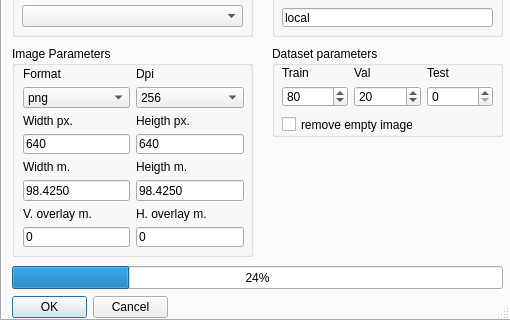
Above: yolo_qgis_dialog_base.ui from santerr80/yolo_qgis before the change; both pictures show x 0 to 510 and y 250 to 570 of the 510 by 570 pixel window. Below: the same form after it.
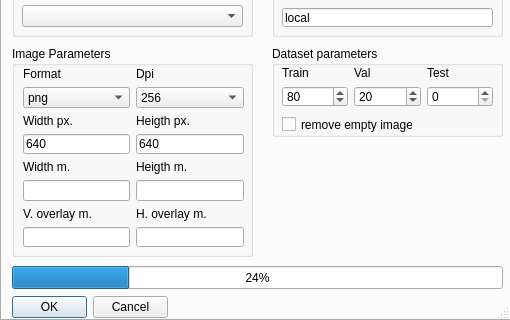
That is the form after the change. Custom widgets are drawn as their Qt base class.

```diff
--- a/yolo_qgis_dialog_base.ui
+++ b/yolo_qgis_dialog_base.ui
@@ -306,14 +306,14 @@
        <item row="7" column="1">
         <widget class="QLineEdit" name="lineEdit_HorizontalOverlay">
          <property name="text">
-          <string>0</string>
+          <string/>
          </property>
         </widget>
        </item>
        <item row="7" column="0">
         <widget class="QLineEdit" name="lineEdit_VerticalOverlay">
          <property name="text">
-          <string>0</string>
+          <string/>
          </property>
         </widget>
        </item>
@@ -327,14 +327,14 @@
        <item row="5" column="0">
         <widget class="QLineEdit" name="lineEdit_WidthMeter">
          <property name="text">
-          <string>98.4250</string>
+          <string/>
          </property>
         </widget>
        </item>
        <item row="5" column="1">
         <widget class="QLineEdit" name="lineEdit_HeigthMeter">
          <property name="text">
-          <string>98.4250</string>
+          <string/>
          </property>
         </widget>
        </item>
```
Left out of the diff: 10 changed lines with no effect on the pictures.
